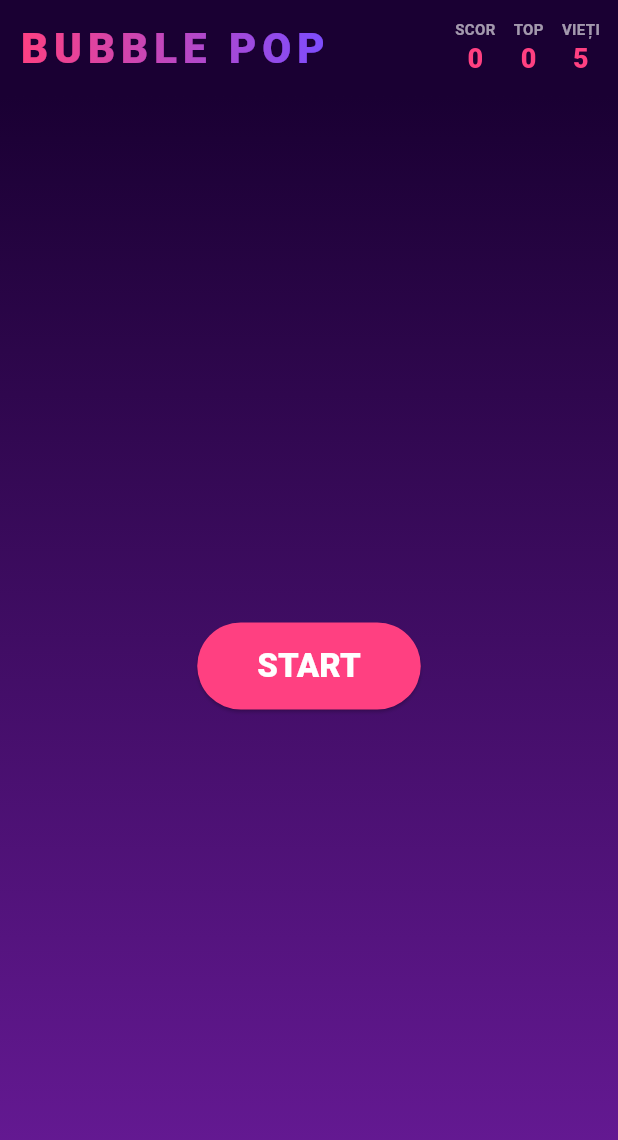
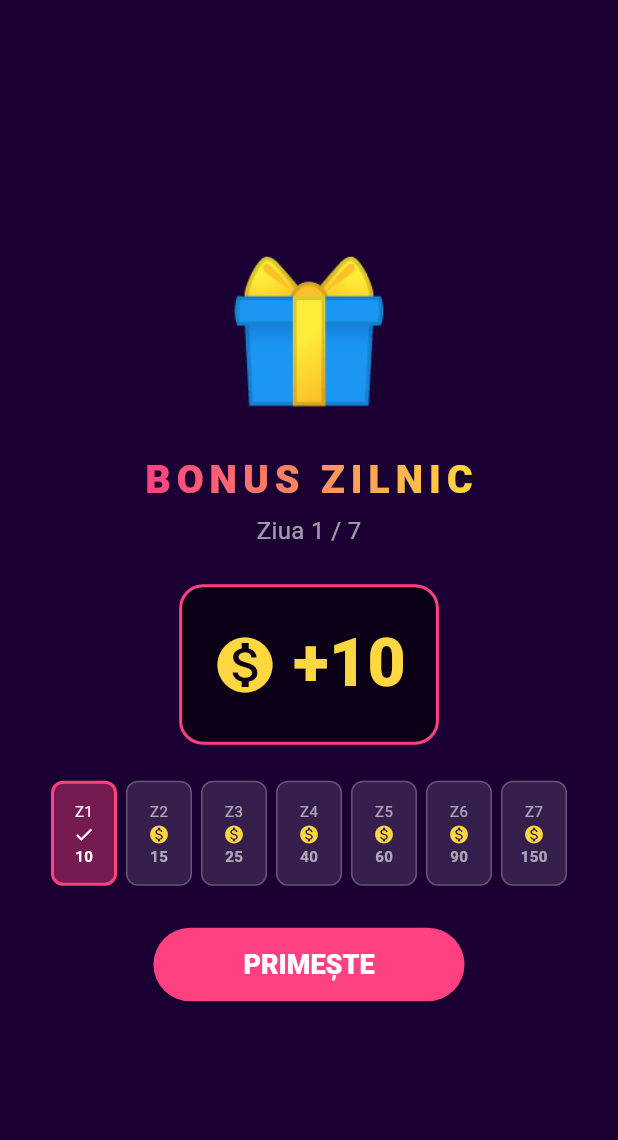
Before and after one commit to summersmilestudio-creator/bubble-pop, a Flutter app: the screen it shows after launch, on a phone screen of 412 x 824 dp. Shown: the top 1140 px of the screen. Run offline on Flutter 3.47's test engine with Material 3 defaults, Android fonts, the phone set to English and light mode, and no system bars; our stand-ins replace shared_preferences.

Commit message:
Add start page, daily rewards, settings, fix UI overflow

```diff
--- a/lib/main.dart
+++ b/lib/main.dart
@@ -1,5 +1,5 @@
 import 'package:flutter/material.dart';
-import 'screens/game_screen.dart';
+import 'screens/home_screen.dart';
 
 void main() {
   runApp(const BubblePopApp());
@@ -21,7 +21,7 @@ class BubblePopApp extends StatelessWidget {
         ),
         scaffoldBackgroundColor: const Color(0xFF1A0033),
       ),
-      home: const GameScreen(),
+      home: const HomeScreen(),
     );
   }
 }
--- a/lib/screens/game_screen.dart
+++ b/lib/screens/game_screen.dart
@@ -158,31 +158,25 @@ class _GameScreenState extends State<GameScreen> {
       body: SafeArea(
         child: Column(
           children: [
-            Padding(
-              padding: const EdgeInsets.all(12),
+            Container(
+              padding: const EdgeInsets.symmetric(horizontal: 8, vertical: 6),
+              decoration: BoxDecoration(
+                color: Colors.black.withValues(alpha: 0.4),
+                border: const Border(bottom: BorderSide(color: Colors.white12)),
+              ),
               child: Row(
-                mainAxisAlignment: MainAxisAlignment.spaceBetween,
                 children: [
-                  ShaderMask(
-                    shaderCallback: (r) => const LinearGradient(
-                      colors: [Color(0xFFFF4081), Color(0xFF7C4DFF)],
-                    ).createShader(r),
-                    child: const Text('BUBBLE POP',
-                        style: TextStyle(
-                            fontSize: 28,
-                            fontWeight: FontWeight.w900,
-                            color: Colors.white,
-                            letterSpacing: 4)),
+                  IconButton(
+                    icon: const Icon(Icons.arrow_back, color: Colors.white),
+                    iconSize: 22,
+                    padding: const EdgeInsets.all(4),
+                    constraints: const BoxConstraints(),
+                    onPressed: () => Navigator.pop(context),
                   ),
-                  Row(
-                    children: [
-                      _stat('SCOR', '$_score'),
-                      const SizedBox(width: 12),
-                      _stat('TOP', '$_high'),
-                      const SizedBox(width: 12),
-                      _stat('VIEȚI', '${5 - _missed}'),
-                    ],
-                  ),
+                  const SizedBox(width: 8),
+                  Expanded(child: _stat('SCOR', '$_score')),
+                  Expanded(child: _stat('TOP', '$_high')),
+                  Expanded(child: _stat('VIEȚI', '${5 - _missed}')),
                 ],
               ),
             ),
@@ -270,8 +264,9 @@ class _GameScreenState extends State<GameScreen> {
 
   Widget _stat(String label, String value) {
     return Column(
+      mainAxisSize: MainAxisSize.min,
       children: [
-        Text(label, style: const TextStyle(color: Colors.white60, fontSize: 10, fontWeight: FontWeight.w700)),
+        Text(label, style: const TextStyle(color: Colors.white60, fontSize: 10, fontWeight: FontWeight.w700, letterSpacing: 1)),
         Text(value, style: const TextStyle(color: Color(0xFFFF4081), fontSize: 18, fontWeight: FontWeight.w900)),
       ],
     );
--- /dev/null
+++ b/lib/widgets/daily_reward_screen.dart
@@ -0,0 +1,149 @@
+import 'package:flutter/material.dart';
+import 'package:flutter/services.dart';
+import '../services/rewards_service.dart';
+
+class DailyRewardScreen extends StatefulWidget {
+  final int day;
+  final int reward;
+  final Color primaryColor;
+  const DailyRewardScreen({
+    super.key,
+    required this.day,
+    required this.reward,
+    required this.primaryColor,
+  });
+
+  @override
+  State<DailyRewardScreen> createState() => _DailyRewardScreenState();
+}
+
+class _DailyRewardScreenState extends State<DailyRewardScreen>
+    with SingleTickerProviderStateMixin {
+  late AnimationController _ctrl;
+
+  @override
+  void initState() {
+    super.initState();
+    _ctrl = AnimationController(vsync: this, duration: const Duration(milliseconds: 800))..forward();
+    HapticFeedback.heavyImpact();
+  }
+
+  @override
+  void dispose() {
+    _ctrl.dispose();
+    super.dispose();
+  }
+
+  @override
+  Widget build(BuildContext context) {
+    return Scaffold(
+      backgroundColor: const Color(0xFF1A0033),
+      body: SafeArea(
+        child: Center(
+          child: Padding(
+            padding: const EdgeInsets.all(24),
+            child: Column(
+              mainAxisAlignment: MainAxisAlignment.center,
+              children: [
+                ScaleTransition(
+                  scale: Tween(begin: 0.6, end: 1.0).animate(
+                    CurvedAnimation(parent: _ctrl, curve: Curves.elasticOut),
+                  ),
+                  child: const Text('🎁', style: TextStyle(fontSize: 90)),
+                ),
+                const SizedBox(height: 16),
+                ShaderMask(
+                  shaderCallback: (r) => LinearGradient(
+                    colors: [widget.primaryColor, const Color(0xFFFFD740)],
+                  ).createShader(r),
+                  child: const Text('BONUS ZILNIC',
+                      style: TextStyle(
+                          fontSize: 26, fontWeight: FontWeight.w900,
+                          color: Colors.white, letterSpacing: 4)),
+                ),
+                const SizedBox(height: 4),
+                Text('Ziua ${widget.day} / 7',
+                    style: const TextStyle(color: Colors.white60, fontSize: 16)),
+                const SizedBox(height: 24),
+                Container(
+                  padding: const EdgeInsets.all(20),
+                  decoration: BoxDecoration(
+                    color: Colors.black54,
+                    borderRadius: BorderRadius.circular(16),
+                    border: Border.all(color: widget.primaryColor, width: 2),
+                  ),
+                  child: Row(
+                    mainAxisSize: MainAxisSize.min,
+                    children: [
+                      const Icon(Icons.monetization_on,
+                          color: Color(0xFFFFD740), size: 44),
+                      const SizedBox(width: 10),
+                      Text('+${widget.reward}',
+                          style: const TextStyle(
+                              fontSize: 44, fontWeight: FontWeight.w900,
+                              color: Color(0xFFFFD740))),
+                    ],
+                  ),
+                ),
+                const SizedBox(height: 24),
+                Wrap(
+                  alignment: WrapAlignment.center,
+                  spacing: 6,
+                  runSpacing: 6,
+                  children: List.generate(7, (i) {
+                    final day = i + 1;
+                    final claimed = day <= widget.day;
+                    final isToday = day == widget.day;
+                    return Container(
+                      width: 44, height: 70,
+                      decoration: BoxDecoration(
+                        color: isToday
+                            ? widget.primaryColor.withValues(alpha: 0.4)
+                            : (claimed ? Colors.green.withValues(alpha: 0.3) : Colors.white12),
+                        borderRadius: BorderRadius.circular(8),
+                        border: Border.all(
+                          color: isToday ? widget.primaryColor : Colors.white24,
+                          width: isToday ? 2 : 1,
+                        ),
+                      ),
+                      child: Column(
+                        mainAxisAlignment: MainAxisAlignment.center,
+                        children: [
+                          Text('Z$day',
+                              style: TextStyle(
+                                  color: claimed ? Colors.white : Colors.white60,
+                                  fontSize: 10)),
+                          const SizedBox(height: 2),
+                          if (claimed)
+                            const Icon(Icons.check, color: Colors.white, size: 14)
+                          else
+                            const Icon(Icons.monetization_on,
+                                color: Color(0xFFFFD740), size: 14),
+                          Text('${RewardsService.dailyRewards[i]}',
+                              style: TextStyle(
+                                  color: claimed ? Colors.white : Colors.white60,
+                                  fontSize: 10, fontWeight: FontWeight.w700)),
+                        ],
+                      ),
+                    );
+                  }),
+                ),
+                const SizedBox(height: 28),
+                ElevatedButton(
+                  style: ElevatedButton.styleFrom(
+                    backgroundColor: widget.primaryColor,
+                    foregroundColor: Colors.white,
+                    padding: const EdgeInsets.symmetric(horizontal: 60, vertical: 14),
+                    textStyle: const TextStyle(fontSize: 18, fontWeight: FontWeight.w900),
+                  ),
+                  onPressed: () => Navigator.pop(context),
+                  child: const Text('PRIMEȘTE'),
+                ),
+              ],
+            ),
+          ),
+        ),
+      ),
+    );
+  }
+}
--- a/pubspec.yaml
+++ b/pubspec.yaml
@@ -1,7 +1,7 @@
 name: bubble_pop
 description: "Bubble Pop — sparge bulele colorate cu tap"
 publish_to: 'none'
-version: 1.0.0+1
+version: 1.1.0+5
 
 environment:
   sdk: ^3.11.1
```
Also changed, not shown: lib/screens/home_screen.dart (added, +173 -0 lines), lib/screens/settings_screen.dart (added, +81 -0 lines), lib/services/rewards_service.dart (added, +68 -0 lines).
